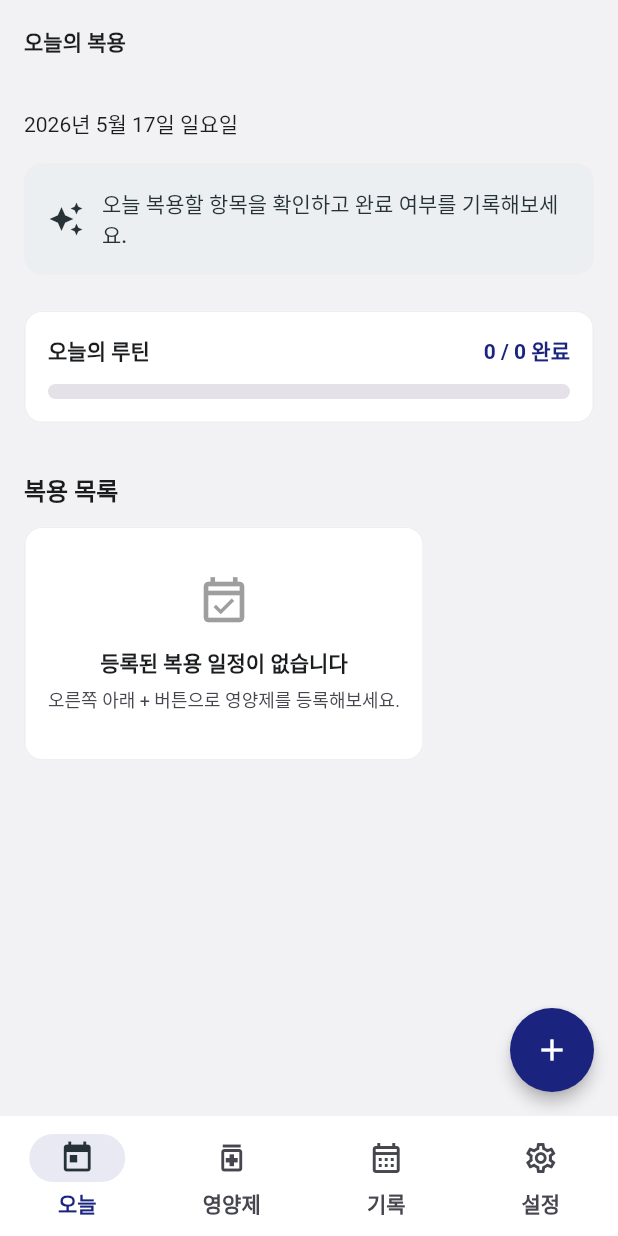
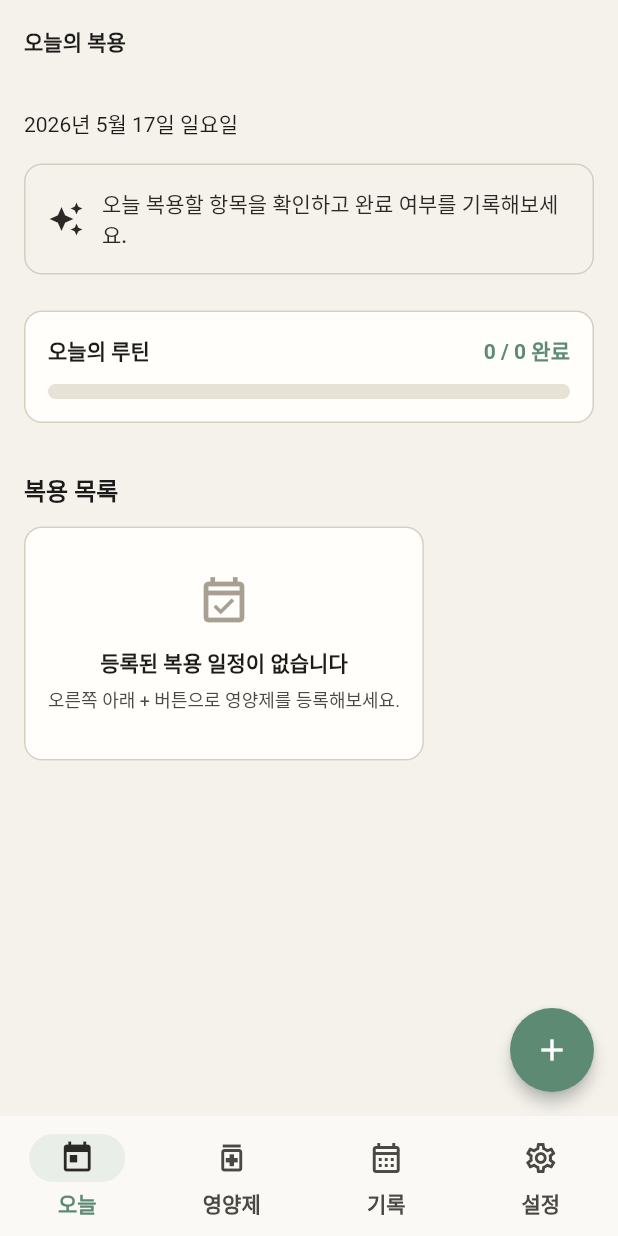
Before and after one commit to Jiyeong-kor/supplement_routine, a Flutter app: the screen it shows after launch, on a phone screen of 412 x 824 dp. Run offline on Flutter 3.47's test engine with Material 3 defaults, Android fonts, the phone set to English and light mode, and no system bars; our stand-ins replace flutter_local_notifications, flutter_riverpod, flutter_timezone, shared_preferences, timezone; Roboto replaces fonts that are missing (Pretendard).

Commit message:
refactor: 앱 색상과 타이포그래피 체계를 재정리

```diff
--- a/lib/app/app_colors.dart
+++ b/lib/app/app_colors.dart
@@ -1,11 +1,11 @@
 import 'package:flutter/material.dart';
 
 class AppColors {
-  static const seed = Color(0xFF1A237E);
+  static const seed = Color(0xFF5C8A73);
 
-  static const success = Color(0xFF1B5E20);
-  static const warning = Color(0xFFE65100);
-  static const error = Color(0xFFB71C1C);
+  static const success = Color(0xFF466C59);
+  static const warning = Color(0xFFB26A00);
+  static const error = Color(0xFFB3261E);
 
   static ColorScheme lightScheme =
       ColorScheme.fromSeed(
@@ -14,21 +14,27 @@ class AppColors {
       ).copyWith(
         primary: seed,
         onPrimary: Colors.white,
-        primaryContainer: const Color(0xFFE8EAF6),
-        onPrimaryContainer: const Color(0xFF101A5C),
-        secondary: const Color(0xFF455A64),
+        primaryContainer: const Color(0xFFE4ECE7),
+        onPrimaryContainer: const Color(0xFF1B2922),
+        secondary: const Color(0xFF6B756F),
         onSecondary: Colors.white,
-        secondaryContainer: const Color(0xFFECEFF1),
-        onSecondaryContainer: const Color(0xFF263238),
-        surface: Colors.white,
-        onSurface: const Color(0xFF1A1C1E),
-        surfaceContainerLow: Colors.white,
-        surfaceContainer: const Color(0xFFF2F2F4),
-        surfaceContainerHigh: const Color(0xFFE8E8EA),
+        secondaryContainer: const Color(0xFFF4F2EB),
+        onSecondaryContainer: const Color(0xFF2A2925),
+        tertiary: const Color(0xFF7B6B54),
+        onTertiary: Colors.white,
+        tertiaryContainer: const Color(0xFFEDE3D6),
+        onTertiaryContainer: const Color(0xFF2F2417),
+        surface: const Color(0xFFFAF9F5),
+        onSurface: const Color(0xFF1C1B19),
+        surfaceContainerLow: const Color(0xFFFFFEFA),
+        surfaceContainer: const Color(0xFFF4F2EB),
+        surfaceContainerHigh: const Color(0xFFECE8DD),
+        surfaceContainerHighest: const Color(0xFFE6E2D5),
+        onSurfaceVariant: const Color(0xFF4A4842),
         error: error,
         onError: Colors.white,
-        outline: const Color(0xFF9E9E9E),
-        outlineVariant: const Color(0xFFEEEEEE),
+        outline: const Color(0xFFA7A092),
+        outlineVariant: const Color(0xFFD4CFC1),
       );
 
   static ColorScheme darkScheme =
@@ -36,28 +42,28 @@ class AppColors {
         seedColor: seed,
         brightness: Brightness.dark,
       ).copyWith(
-        primary: const Color(0xFFBEC2FF),
-        onPrimary: const Color(0xFF202B78),
-        primaryContainer: const Color(0xFF313A8F),
-        onPrimaryContainer: const Color(0xFFE0E0FF),
-        secondary: const Color(0xFFC4C7D0),
-        onSecondary: const Color(0xFF2D3038),
-        secondaryContainer: const Color(0xFF424650),
-        onSecondaryContainer: const Color(0xFFE0E2EC),
-        tertiary: const Color(0xFFE0B8FF),
-        onTertiary: const Color(0xFF44235E),
-        tertiaryContainer: const Color(0xFF5D3A77),
-        onTertiaryContainer: const Color(0xFFF3DAFF),
-        surface: const Color(0xFF141318),
-        onSurface: const Color(0xFFE6E1E9),
-        surfaceContainerLow: const Color(0xFF1D1B20),
-        surfaceContainer: const Color(0xFF211F26),
-        surfaceContainerHigh: const Color(0xFF2B2930),
-        surfaceContainerHighest: const Color(0xFF36343B),
-        onSurfaceVariant: const Color(0xFFC9C5D0),
+        primary: const Color(0xFFA3C2B1),
+        onPrimary: const Color(0xFF1B2922),
+        primaryContainer: const Color(0xFF365345),
+        onPrimaryContainer: const Color(0xFFE4ECE7),
+        secondary: const Color(0xFFD4CFC1),
+        onSecondary: const Color(0xFF2A2925),
+        secondaryContainer: const Color(0xFF3A3832),
+        onSecondaryContainer: const Color(0xFFF4F2EB),
+        tertiary: const Color(0xFFD9C2A3),
+        onTertiary: const Color(0xFF352716),
+        tertiaryContainer: const Color(0xFF4B3924),
+        onTertiaryContainer: const Color(0xFFF4E4CC),
+        surface: const Color(0xFF1C1B19),
+        onSurface: const Color(0xFFF4F2EB),
+        surfaceContainerLow: const Color(0xFF24231F),
+        surfaceContainer: const Color(0xFF2A2925),
+        surfaceContainerHigh: const Color(0xFF34322D),
+        surfaceContainerHighest: const Color(0xFF403D37),
+        onSurfaceVariant: const Color(0xFFD4CFC1),
         error: const Color(0xFFFFB4AB),
         onError: const Color(0xFF690005),
-        outline: const Color(0xFF938F99),
-        outlineVariant: const Color(0xFF49454F),
+        outline: const Color(0xFF938D81),
+        outlineVariant: const Color(0xFF4A4842),
       );
 }
--- a/lib/app/app_theme.dart
+++ b/lib/app/app_theme.dart
@@ -28,7 +28,7 @@ class AppTheme {
         scrolledUnderElevation: 1,
         backgroundColor: colorScheme.surfaceContainer,
         foregroundColor: colorScheme.onSurface,
-        titleTextStyle: textTheme.titleLarge,
+        titleTextStyle: textTheme.titleMedium,
         elevation: 0,
       ),
       cardTheme: CardThemeData(
@@ -73,7 +73,7 @@ class AppTheme {
 
           return textTheme.labelMedium?.copyWith(
             color: color,
-            fontWeight: FontWeight.w700,
+            fontWeight: FontWeight.w600,
           );
         }),
       ),
@@ -97,7 +97,7 @@ class AppTheme {
           elevation: 0,
           shape: RoundedRectangleBorder(borderRadius: AppRadius.mdBorder),
           textStyle: textTheme.labelLarge?.copyWith(
-            fontWeight: FontWeight.w700,
+            fontWeight: FontWeight.w600,
           ),
         ),
       ),
@@ -127,7 +127,7 @@ class AppTheme {
         iconColor: colorScheme.onSurfaceVariant,
         textColor: colorScheme.onSurface,
         titleTextStyle: textTheme.bodyLarge?.copyWith(
-          fontWeight: FontWeight.w600,
+          fontWeight: FontWeight.w500,
         ),
         subtitleTextStyle: textTheme.bodySmall?.copyWith(
           color: colorScheme.onSurfaceVariant,
--- a/lib/app/app_typography.dart
+++ b/lib/app/app_typography.dart
@@ -14,12 +14,12 @@ class AppTypography {
     return themedBase.copyWith(
       titleLarge: themedBase.titleLarge?.copyWith(
         fontFamily: fontFamily,
-        fontWeight: FontWeight.w700,
+        fontWeight: FontWeight.w600,
         letterSpacing: 0,
       ),
       titleMedium: themedBase.titleMedium?.copyWith(
         fontFamily: fontFamily,
-        fontWeight: FontWeight.w700,
+        fontWeight: FontWeight.w600,
         letterSpacing: 0,
       ),
       titleSmall: themedBase.titleSmall?.copyWith(
@@ -29,12 +29,12 @@ class AppTypography {
       ),
       labelLarge: themedBase.labelLarge?.copyWith(
         fontFamily: fontFamily,
-        fontWeight: FontWeight.w600,
+        fontWeight: FontWeight.w500,
         letterSpacing: 0,
       ),
       bodyLarge: themedBase.bodyLarge?.copyWith(
         fontFamily: fontFamily,
-        fontWeight: FontWeight.w500,
+        fontWeight: FontWeight.w400,
         letterSpacing: 0,
       ),
       bodyMedium: themedBase.bodyMedium?.copyWith(
--- a/lib/features/today/today_screen.dart
+++ b/lib/features/today/today_screen.dart
@@ -51,9 +51,7 @@ class TodayScreen extends ConsumerWidget {
               const SizedBox(height: AppSpacing.xxxl),
               Text(
                 l10n.todayListTitle,
-                style: Theme.of(
-                  context,
-                ).textTheme.titleMedium?.copyWith(fontWeight: FontWeight.w700),
+                style: Theme.of(context).textTheme.titleMedium,
               ),
               const SizedBox(height: AppSpacing.md),
               if (todayList.isEmpty)
@@ -169,15 +167,13 @@ class _TodayProgressCard extends StatelessWidget {
               children: [
                 Text(
                   l10n.todayRoutineTitle,
-                  style: Theme.of(
-                    context,
-                  ).textTheme.titleSmall?.copyWith(fontWeight: FontWeight.w700),
+                  style: Theme.of(context).textTheme.titleSmall,
                 ),
                 Text(
                   l10n.todayProgressCount(done, total),
                   style: Theme.of(context).textTheme.labelLarge?.copyWith(
                     color: colorScheme.primary,
-                    fontWeight: FontWeight.w700,
+                    fontWeight: FontWeight.w600,
                   ),
                 ),
               ],
@@ -243,7 +239,7 @@ class _TodaySupplementItem extends StatelessWidget {
                 child: Text(
                   time,
                   style: textTheme.labelLarge?.copyWith(
-                    fontWeight: FontWeight.w700,
+                    fontWeight: FontWeight.w600,
                     color: colorScheme.primary,
                   ),
                 ),
@@ -256,7 +252,6 @@ class _TodaySupplementItem extends StatelessWidget {
                     Text(
                       name,
                       style: textTheme.titleSmall?.copyWith(
-                        fontWeight: FontWeight.w700,
                         color: isDone
                             ? colorScheme.onSurfaceVariant
                             : colorScheme.onSurface,
@@ -322,7 +317,7 @@ class _TodayEmptyState extends StatelessWidget {
               l10n.todayEmptyTitle,
               style: Theme.of(
                 context,
-              ).textTheme.titleSmall?.copyWith(fontWeight: FontWeight.w700),
+              ).textTheme.titleSmall,
             ),
             const SizedBox(height: AppSpacing.xs),
             Text(
```
Also changed, not shown: lib/features/history/history_screen.dart (+4 -6 lines), docs/assets/colors/error.svg, docs/assets/colors/seed.svg, docs/assets/colors/success.svg, docs/assets/colors/warning.svg, 2 other files.
